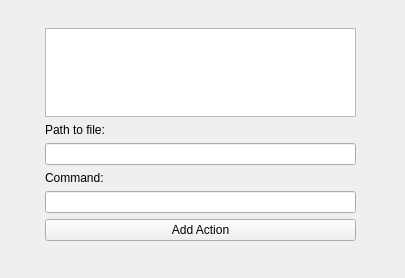
hardenchant/cake, file QtAudio/QtAudio/AddAction.ui: the form before one commit.
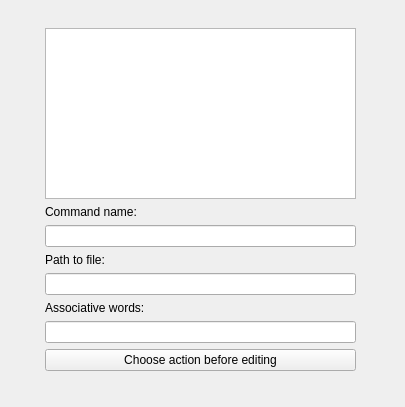
The form after the commit.

Commit message: Changed interface, added user command and file support

Patch:
```diff
--- a/QtAudio/QtAudio/AddAction.ui
+++ b/QtAudio/QtAudio/AddAction.ui
@@ -7,7 +7,7 @@
     <x>0</x>
     <y>0</y>
     <width>405</width>
-    <height>278</height>
+    <height>407</height>
    </rect>
   </property>
   <property name="windowTitle">
@@ -19,7 +19,7 @@
      <x>30</x>
      <y>20</y>
      <width>341</width>
-     <height>231</height>
+     <height>361</height>
     </rect>
    </property>
    <layout class="QVBoxLayout" name="verticalLayout">
@@ -41,6 +41,16 @@
     <item>
      <widget class="QListView" name="listView"/>
     </item>
+    <item>
+     <widget class="QLabel" name="label_3">
+      <property name="text">
+       <string>Command name:</string>
+      </property>
+     </widget>
+    </item>
+    <item>
+     <widget class="QLineEdit" name="lineEdit_name"/>
+    </item>
     <item>
      <widget class="QLabel" name="label_2">
       <property name="text">
@@ -48,23 +58,23 @@
       </property>
      </widget>
     </item>
-    <item>
-     <widget class="QLineEdit" name="lineEdit_command"/>
-    </item>
-    <item>
-     <widget class="QLabel" name="label">
-      <property name="text">
-       <string>Command:</string>
-      </property>
-     </widget>
-    </item>
     <item>
      <widget class="QLineEdit" name="lineEdit_path"/>
     </item>
+    <item>
+     <widget class="QLabel" name="label">
+      <property name="text">
+       <string>Associative words:</string>
+      </property>
+     </widget>
+    </item>
+    <item>
+     <widget class="QLineEdit" name="lineEdit_command"/>
+    </item>
     <item>
      <widget class="QPushButton" name="button_add">
       <property name="text">
-       <string>Add Action</string>
+       <string>Choose action before editing</string>
       </property>
      </widget>
     </item>
```
Left out of the diff: 34 changed lines with no effect on the pictures. The commit also changes 10 other files.
